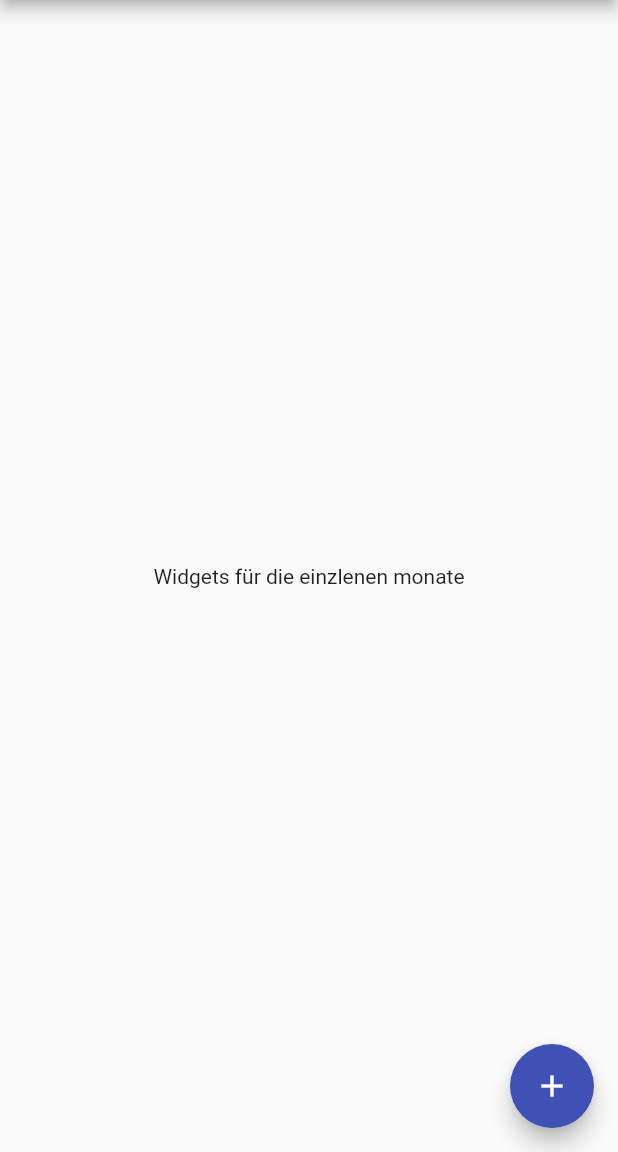
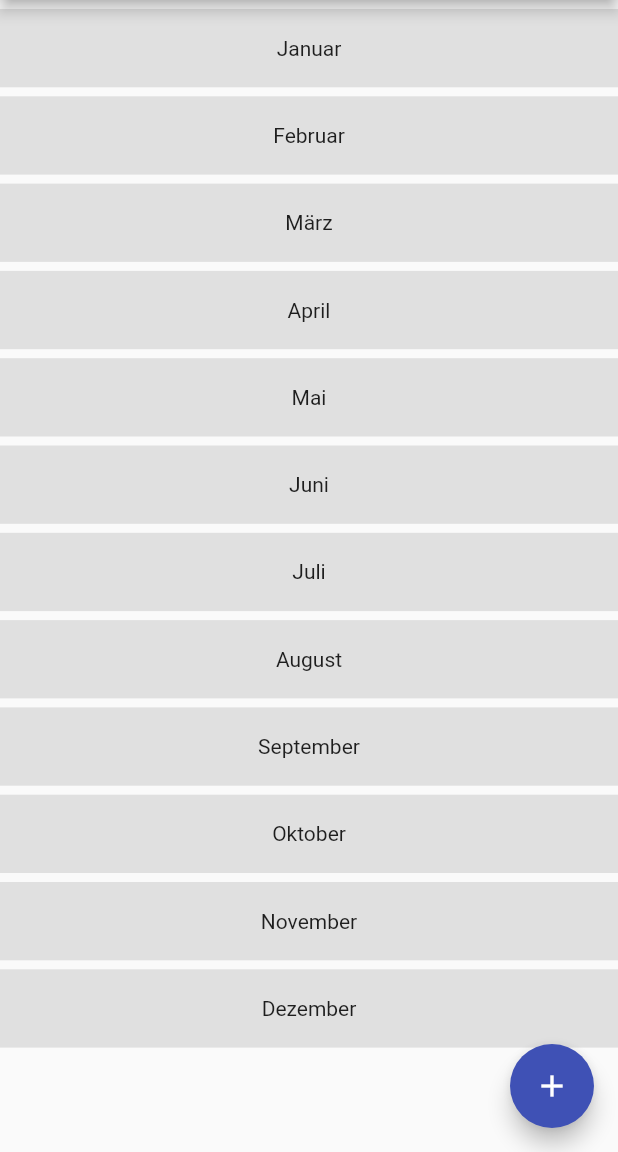
Before and after one commit to Bmbus/WorktimeCalc, a Flutter app: the screen it shows after launch, on a phone screen of 412 x 824 dp, the part 84-1236 px from its top. Run offline on Flutter 3.47's test engine with Material 2 defaults, Android fonts, the phone set to English and light mode, and no system bars; missing offline and left inert: dart:ffi.

Commit message:
Add base layout
TODO: fill out 100%

```diff
--- a/lib/main.dart
+++ b/lib/main.dart
@@ -1,3 +1,5 @@
+import 'dart:ffi';
+
 import 'package:flutter/material.dart';
 
 void main() {
@@ -29,10 +31,8 @@ class MyHomePage extends StatefulWidget {
 class _MyHomePageState extends State<MyHomePage> {
   int _counter = 0;
 
-  void _incrementCounter() {
-    setState(() {
-      _counter++;
-    });
+  void _addWorktime() {
+
   }
 
   @override
@@ -41,21 +41,133 @@ class _MyHomePageState extends State<MyHomePage> {
       appBar: AppBar(
         title: Text(widget.title),
       ),
-      body: Center(
+      body: Container(
         child: Column(
-          mainAxisAlignment: MainAxisAlignment.center,
-          children: <Widget>[
-            Text(
-              'Widgets für die einzlenen monate',
+          children: [
+            Padding(
+              padding: EdgeInsets.all(3),
+            ),
+            Flexible(
+              child: FractionallySizedBox(
+                widthFactor: 1,
+                heightFactor: 0.9,
+                child: Container(child: Center(child: Text("Januar")), color: Colors.grey[300],),
+              ),
+            ),
+            Padding(
+              padding: EdgeInsets.all(3),
+            ),
+            Flexible(
+              child: FractionallySizedBox(
+                widthFactor: 1,
+                heightFactor: 0.9,
+                child: Container(child: Center(child: Text("Februar")), color: Colors.grey[300],),
+              ),
+            ),
+            Padding(
+              padding: EdgeInsets.all(3),
+            ),
+            Flexible(
+              child: FractionallySizedBox(
+                widthFactor: 1,
+                heightFactor: 0.9,
+                child: Container(child: Center(child: Text("März")), color: Colors.grey[300],),
+              ),
+            ),
+            Padding(
+              padding: EdgeInsets.all(3),
+            ),
+            Flexible(
+              child: FractionallySizedBox(
+                widthFactor: 1,
+                heightFactor: 0.9,
+                child: Container(child: Center(child: Text("April")), color: Colors.grey[300],),
+              ),
+            ),
+            Padding(
+              padding: EdgeInsets.all(3),
+            ),
+            Flexible(
+              child: FractionallySizedBox(
+                widthFactor: 1,
+                heightFactor: 0.9,
+                child: Container(child: Center(child: Text("Mai")), color: Colors.grey[300],),
+              ),
+            ),
+            Padding(
+              padding: EdgeInsets.all(3),
+            ),
+            Flexible(
+              child: FractionallySizedBox(
+                widthFactor: 1,
+                heightFactor: 0.9,
+                child: Container(child: Center(child: Text("Juni")), color: Colors.grey[300],),
+              ),
+            ),
+            Padding(
+              padding: EdgeInsets.all(3),
+            ),
+            Flexible(
+              child: FractionallySizedBox(
+                widthFactor: 1,
+                heightFactor: 0.9,
+                child: Container(child: Center(child: Text("Juli")), color: Colors.grey[300],),
+              ),
+            ),
+            Padding(
+              padding: EdgeInsets.all(3),
+            ),
+            Flexible(
+              child: FractionallySizedBox(
+                widthFactor: 1,
+                heightFactor: 0.9,
+                child: Container(child: Center(child: Text("August")), color: Colors.grey[300],),
+              ),
+            ),
+            Padding(
+              padding: EdgeInsets.all(3),
+            ),
+            Flexible(
+              child: FractionallySizedBox(
+                widthFactor: 1,
+                heightFactor: 0.9,
+                child: Container(child: Center(child: Text("September")), color: Colors.grey[300],),
+              ),
+            ),
+            Padding(
+              padding: EdgeInsets.all(3),
+            ),
+            Flexible(
+              child: FractionallySizedBox(
+                widthFactor: 1,
+                heightFactor: 0.9,
+                child: Container(child: Center(child: Text("Oktober")), color: Colors.grey[300],),
+              ),
+            ),
+            Padding(
+              padding: EdgeInsets.all(3),
+            ),
+            Flexible(
+              child: FractionallySizedBox(
+                widthFactor: 1,
+                heightFactor: 0.9,
+                child: Container(child: Center(child: Text("November")), color: Colors.grey[300],),
+              ),
+            ),
+            Padding(
+              padding: EdgeInsets.all(3),
+            ),
+            Flexible(
+              child: FractionallySizedBox(
+                widthFactor: 1,
+                heightFactor: 0.9,
+                child: Container(child: Center(child: Text("Dezember"),), color: Colors.grey[300],),
+              ),
             )
           ],
         ),
       ),
-      floatingActionButton: FloatingActionButton(
-        onPressed: _incrementCounter, // TODO open field -> date (now) and time and submit
-        tooltip: 'Increment',
-        child: Icon(Icons.add),
-      ),
+      floatingActionButton: FloatingActionButton(child: Icon(Icons.add),),
     );
   }
 }
```
